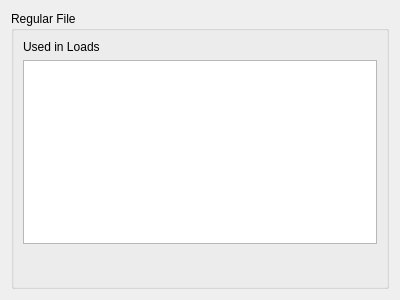
Above: lib/arinc665_qt/media/RegularFileWidget.ui from hirah2205/ARINC-665 before the change. Below: the same form after it.
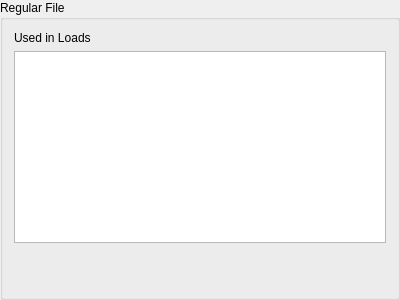
That is the form after the change.

Commit message: Update Media representation

Diff of the .ui file:
```diff
--- a/lib/arinc665_qt/media/RegularFileWidget.ui
+++ b/lib/arinc665_qt/media/RegularFileWidget.ui
@@ -1,7 +1,7 @@
 <?xml version="1.0" encoding="UTF-8"?>
 <ui version="4.0">
  <class>Arinc665Qt::Media::RegularFileWidget</class>
- <widget class="QWidget" name="Arinc665Qt::Media::RegularFileWidget">
+ <widget class="QGroupBox" name="Arinc665Qt::Media::RegularFileWidget">
   <property name="geometry">
    <rect>
     <x>0</x>
@@ -10,18 +10,12 @@
     <height>300</height>
    </rect>
   </property>
-  <property name="windowTitle">
-   <string>Form</string>
-  </property>
-  <layout class="QVBoxLayout" name="verticalLayout">
-   <item>
-    <widget class="QGroupBox" name="regularFileGroupBox">
      <property name="title">
       <string>Regular File</string>
      </property>
-     <layout class="QVBoxLayout" name="verticalLayout_2">
+  <layout class="QVBoxLayout" name="verticalLayout">
       <item>
-       <widget class="QLabel" name="label">
+    <widget class="QLabel" name="usedInLoadsLabel">
         <property name="text">
          <string>Used in Loads</string>
         </property>
@@ -54,13 +48,10 @@
         <property name="sizeHint" stdset="0">
          <size>
           <width>20</width>
-          <height>40</height>
+       <height>37</height>
          </size>
         </property>
        </spacer>
-      </item>
-     </layout>
-    </widget>
    </item>
   </layout>
  </widget>
```
Left out of the diff: 1 changed line with no effect on the pictures. Lines whose indentation alone changed are shown as unchanged. The commit also changes 10 other files.
